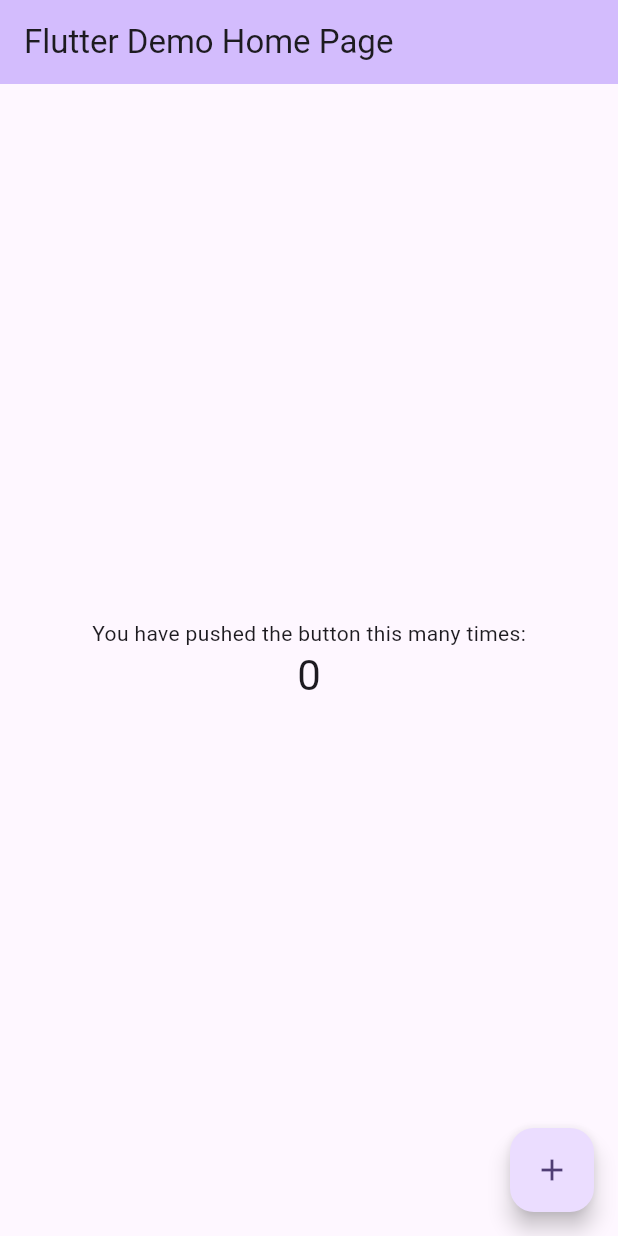
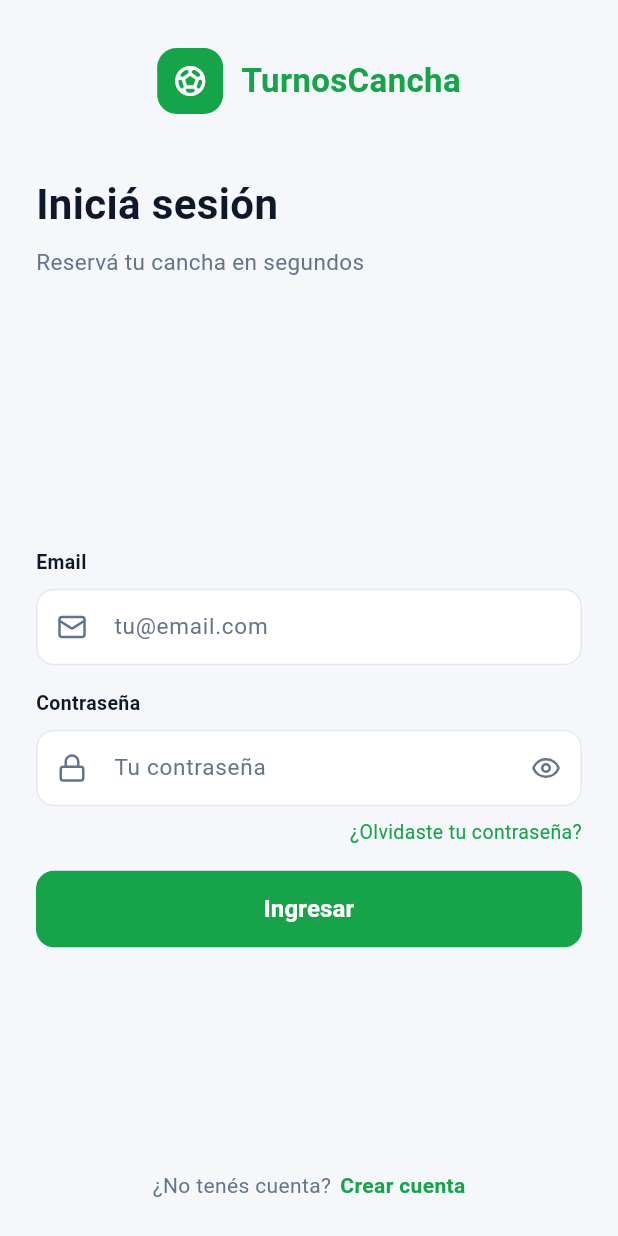
Before and after one commit to Pi7uu/Turnos-Cancha, a Flutter app: the screen it shows after launch, on a phone screen of 412 x 824 dp. Run offline on Flutter 3.47's test engine with Material 3 defaults, Android fonts, the phone set to English and light mode, and no system bars; our stand-ins replace lucide_icons_flutter.

Commit message:
feat: pantalla de login (wireframe 04) con tokens y toggle de contraseña

```diff
--- /dev/null
+++ b/src/FrontEnd/lib/core/theme/app_colors.dart
@@ -0,0 +1,25 @@
+import 'package:flutter/material.dart';
+
+/// Tokens de color del design system (spec `docs/specs/login.md` §5).
+abstract final class AppColors {
+  /// Botón, marca, links, acentos — `#16A34A`
+  static const primary = Color(0xFF16A34A);
+
+  /// Fondo de pantalla — `#F5F7FA`
+  static const bg = Color(0xFFF5F7FA);
+
+  /// Fondo de inputs — `#FFFFFF`
+  static const surface = Color(0xFFFFFFFF);
+
+  /// Texto principal — `#0F172A`
+  static const text = Color(0xFF0F172A);
+
+  /// Texto secundario, placeholders — `#64748B`
+  static const text2 = Color(0xFF64748B);
+
+  /// Bordes de inputs — `#E2E8F0`
+  static const border = Color(0xFFE2E8F0);
+
+  /// Borde de error y mensaje de error — `#EF4444`
+  static const danger = Color(0xFFEF4444);
+}
--- /dev/null
+++ b/src/FrontEnd/lib/features/auth/login_screen.dart
@@ -0,0 +1,292 @@
+import 'package:flutter/material.dart';
+import 'package:lucide_icons_flutter/lucide_icons.dart';
+
+import '../../core/theme/app_colors.dart';
+
+/// Pantalla de login (wireframes 04 y 04b).
+///
+/// RF-01: formulario con marca, título, campos de email y contraseña,
+/// link de recuperación, botón Ingresar y footer de registro.
+/// RF-02: el ojo alterna la visibilidad de la contraseña.
+///
+/// La validación de credenciales (RF-03/04/05) se conecta en la Tarea 5;
+/// `onIngresar` recibe los valores crudos de los campos.
+class LoginScreen extends StatefulWidget {
+  const LoginScreen({super.key, required this.onIngresar});
+
+  /// Se invoca al tocar Ingresar o al enviar desde el teclado (RF-02).
+  final void Function(String email, String password) onIngresar;
+
+  @override
+  State<LoginScreen> createState() => _LoginScreenState();
+}
+
+class _LoginScreenState extends State<LoginScreen> {
+  final TextEditingController _emailController = TextEditingController();
+  final TextEditingController _passwordController = TextEditingController();
+  bool _passwordVisible = false;
+
+  @override
+  void dispose() {
+    _emailController.dispose();
+    _passwordController.dispose();
+    super.dispose();
+  }
+
+  void _togglePasswordVisibility() {
+    setState(() => _passwordVisible = !_passwordVisible);
+  }
+
+  void _submit() {
+    widget.onIngresar(_emailController.text, _passwordController.text);
+  }
+
+  @override
+  Widget build(BuildContext context) {
+    return Scaffold(
+      backgroundColor: AppColors.bg,
+      body: SafeArea(
+        child: Padding(
+          padding: const EdgeInsets.symmetric(horizontal: 24),
+          child: LayoutBuilder(
+            builder: (context, constraints) => SingleChildScrollView(
+              // En pantallas chicas el contenido se scrollea en vez de
+              // desbordar (spec §5: "adaptarse sin romperse"); el minHeight
+              // mantiene el footer anclado abajo en pantallas altas.
+              child: ConstrainedBox(
+                constraints: BoxConstraints(minHeight: constraints.maxHeight),
+                child: Column(
+                  crossAxisAlignment: CrossAxisAlignment.stretch,
+                  mainAxisAlignment: MainAxisAlignment.spaceBetween,
+                  children: [
+                    _topGroup(),
+                    _formGroup(),
+                    _footerGroup(),
+                  ],
+                ),
+              ),
+            ),
+          ),
+        ),
+      ),
+    );
+  }
+
+  /// Marca + título + subtítulo (arriba).
+  Widget _topGroup() {
+    return const Column(
+      crossAxisAlignment: CrossAxisAlignment.stretch,
+      children: [
+        SizedBox(height: 32),
+        _Brand(),
+        SizedBox(height: 40),
+        Text(
+          'Iniciá sesión',
+          style: TextStyle(
+            fontSize: 28,
+            fontWeight: FontWeight.bold,
+            color: AppColors.text,
+          ),
+        ),
+        SizedBox(height: 8),
+        Text(
+          'Reservá tu cancha en segundos',
+          style: TextStyle(fontSize: 15, color: AppColors.text2),
+        ),
+      ],
+    );
+  }
+
+  /// Campos + link + botón (medio).
+  Widget _formGroup() {
+    return Column(
+      crossAxisAlignment: CrossAxisAlignment.stretch,
+      children: [
+        const SizedBox(height: 32),
+        const Text(
+          'Email',
+          style: TextStyle(
+            fontSize: 13,
+            fontWeight: FontWeight.w600,
+            color: AppColors.text,
+          ),
+        ),
+        const SizedBox(height: 8),
+        TextField(
+          controller: _emailController,
+          keyboardType: TextInputType.emailAddress,
+          textInputAction: TextInputAction.next,
+          style: const TextStyle(fontSize: 15, color: AppColors.text),
+          decoration: _inputDecoration(
+            hint: 'tu@email.com',
+            icon: LucideIcons.mail,
+          ),
+        ),
+        const SizedBox(height: 16),
+        const Text(
+          'Contraseña',
+          style: TextStyle(
+            fontSize: 13,
+            fontWeight: FontWeight.w600,
+            color: AppColors.text,
+          ),
+        ),
+        const SizedBox(height: 8),
+        TextField(
+          controller: _passwordController,
+          obscureText: !_passwordVisible,
+          keyboardType: TextInputType.visiblePassword,
+          textInputAction: TextInputAction.done,
+          onSubmitted: (_) => _submit(),
+          style: const TextStyle(fontSize: 15, color: AppColors.text),
+          decoration: _inputDecoration(
+            hint: 'Tu contraseña',
+            icon: LucideIcons.lock,
+          ).copyWith(
+            suffixIcon: IconButton(
+              icon: Icon(
+                _passwordVisible ? LucideIcons.eyeOff : LucideIcons.eye,
+                size: 20,
+                color: AppColors.text2,
+              ),
+              onPressed: _togglePasswordVisibility,
+            ),
+          ),
+        ),
+        const SizedBox(height: 8),
+        // Link sin funcionalidad (spec §3 fuera de alcance)
+        Align(
+          alignment: Alignment.centerRight,
+          child: GestureDetector(
+            onTap: () {},
+            child: const Text(
+              '¿Olvidaste tu contraseña?',
+              style: TextStyle(fontSize: 13, color: AppColors.primary),
+            ),
+          ),
+        ),
+        const SizedBox(height: 16),
+        FilledButton(
+          onPressed: _submit,
+          style: FilledButton.styleFrom(
+            backgroundColor: AppColors.primary,
+            foregroundColor: Colors.white,
+            shape: RoundedRectangleBorder(
+              borderRadius: BorderRadius.circular(12),
+            ),
+            padding: const EdgeInsets.symmetric(vertical: 14),
+          ),
+          child: const Text(
+            'Ingresar',
+            style: TextStyle(fontSize: 16, fontWeight: FontWeight.w600),
+          ),
+        ),
+      ],
+    );
+  }
+
+  /// Footer de registro (abajo).
+  Widget _footerGroup() {
+    return const Column(
+      crossAxisAlignment: CrossAxisAlignment.stretch,
+      children: [
+        _Footer(),
+        SizedBox(height: 24),
+      ],
+    );
+  }
+}
+
+InputDecoration _inputDecoration({
+  required String hint,
+  required IconData icon,
+}) {
+  return InputDecoration(
+    hintText: hint,
+    hintStyle: const TextStyle(fontSize: 15, color: AppColors.text2),
+    prefixIcon: Icon(icon, size: 20, color: AppColors.text2),
+    prefixIconColor: AppColors.text2,
+    filled: true,
+    fillColor: AppColors.surface,
+    contentPadding: const EdgeInsets.symmetric(horizontal: 16, vertical: 14),
+    enabledBorder: OutlineInputBorder(
+      borderRadius: BorderRadius.circular(12),
+      borderSide: const BorderSide(color: AppColors.border, width: 1),
+    ),
+    border: OutlineInputBorder(
+      borderRadius: BorderRadius.circular(12),
+      borderSide: const BorderSide(color: AppColors.border, width: 1),
+    ),
+  );
+}
+
+class _Brand extends StatelessWidget {
+  const _Brand();
+
+  @override
+  Widget build(BuildContext context) {
+    return Row(
+      mainAxisAlignment: MainAxisAlignment.center,
+      children: [
+        Container(
+          width: 44,
+          height: 44,
+          decoration: BoxDecoration(
+            color: AppColors.primary,
+            borderRadius: BorderRadius.circular(13),
+          ),
+          child:
+              const Icon(Icons.sports_soccer, color: Colors.white, size: 24),
+        ),
+        const SizedBox(width: 12),
+        // Flexible + ellipsis: en la fuente de test (1 char = fontSize)
+        // la palabra no cabe en 320px y el Row desbordaría; en el dispositivo
+        // real (Roboto) entra holgada.
+        Flexible(
+          child: Text(
+            'TurnosCancha',
+            maxLines: 1,
+            overflow: TextOverflow.ellipsis,
+            style: const TextStyle(
+              fontSize: 22,
+              fontWeight: FontWeight.bold,
+              color: AppColors.primary,
+            ),
+          ),
+        ),
+      ],
+    );
+  }
+}
+
+class _Footer extends StatelessWidget {
+  const _Footer();
+
+  @override
+  Widget build(BuildContext context) {
+    // Wrap en vez de Row: si no entran en una línea (fuente de test o
+    // pantallas angostas) pasan a la siguiente en vez de desbordar.
+    return Wrap(
+      alignment: WrapAlignment.center,
+      spacing: 6,
+      crossAxisAlignment: WrapCrossAlignment.center,
+      children: [
+        const Text(
+          '¿No tenés cuenta?',
+          style: TextStyle(fontSize: 14, color: AppColors.text2),
+        ),
+        GestureDetector(
+          onTap: () {},
+          child: const Text(
+            'Crear cuenta',
+            style: TextStyle(
+              fontSize: 14,
+              fontWeight: FontWeight.w600,
+              color: AppColors.primary,
+            ),
+          ),
+        ),
+      ],
+    );
+  }
+}
--- a/src/FrontEnd/lib/main.dart
+++ b/src/FrontEnd/lib/main.dart
@@ -1,122 +1,26 @@
 import 'package:flutter/material.dart';
 
-void main() {
-  runApp(const MyApp());
-}
+import 'core/theme/app_colors.dart';
+import 'features/auth/login_screen.dart';
 
-class MyApp extends StatelessWidget {
-  const MyApp({super.key});
+void main() => runApp(const TurnosCanchaApp());
 
-  // This widget is the root of your application.
+/// Raíz de la app TurnosCancha.
+class TurnosCanchaApp extends StatelessWidget {
+  const TurnosCanchaApp({super.key});
+
   @override
   Widget build(BuildContext context) {
     return MaterialApp(
-      title: 'Flutter Demo',
+      title: 'TurnosCancha',
+      debugShowCheckedModeBanner: false,
       theme: ThemeData(
-        // This is the theme of your application.
-        //
-        // TRY THIS: Try running your application with "flutter run". You'll see
-        // the application has a purple toolbar. Then, without quitting the app,
-        // try changing the seedColor in the colorScheme below to Colors.green
-        // and then invoke "hot reload" (save your changes or press the "hot
-        // reload" button in a Flutter-supported IDE, or press "r" if you used
-        // the command line to start the app).
-        //
-        // Notice that the counter didn't reset back to zero; the application
-        // state is not lost during the reload. To reset the state, use hot
-        // restart instead.
-        //
-        // This works for code too, not just values: Most code changes can be
-        // tested with just a hot reload.
-        colorScheme: .fromSeed(seedColor: Colors.deepPurple),
+        useMaterial3: true,
+        colorScheme: ColorScheme.fromSeed(seedColor: AppColors.primary),
+        scaffoldBackgroundColor: AppColors.bg,
       ),
-      home: const MyHomePage(title: 'Flutter Demo Home Page'),
+      // Placeholder no-op hasta la Tarea 5 (flujo de validación).
+      home: LoginScreen(onIngresar: (_, _) {}),
     );
   }
 }
-
-class MyHomePage extends StatefulWidget {
-  const MyHomePage({super.key, required this.title});
-
-  // This widget is the home page of your application. It is stateful, meaning
-  // that it has a State object (defined below) that contains fields that affect
-  // how it looks.
-
-  // This class is the configuration for the state. It holds the values (in this
-  // case the title) provided by the parent (in this case the App widget) and
-  // used by the build method of the State. Fields in a Widget subclass are
-  // always marked "final".
-
-  final String title;
-
-  @override
-  State<MyHomePage> createState() => _MyHomePageState();
-}
-
-class _MyHomePageState extends State<MyHomePage> {
-  int _counter = 0;
-
-  void _incrementCounter() {
-    setState(() {
-      // This call to setState tells the Flutter framework that something has
-      // changed in this State, which causes it to rerun the build method below
-      // so that the display can reflect the updated values. If we changed
-      // _counter without calling setState(), then the build method would not be
-      // called again, and so nothing would appear to happen.
-      _counter++;
-    });
-  }
-
-  @override
-  Widget build(BuildContext context) {
-    // This method is rerun every time setState is called, for instance as done
-    // by the _incrementCounter method above.
-    //
-    // The Flutter framework has been optimized to make rerunning build methods
-    // fast, so that you can just rebuild anything that needs updating rather
-    // than having to individually change instances of widgets.
-    return Scaffold(
-      appBar: AppBar(
-        // TRY THIS: Try changing the color here to a specific color (to
-        // Colors.amber, perhaps?) and trigger a hot reload to see the AppBar
-        // change color while the other colors stay the same.
-        backgroundColor: Theme.of(context).colorScheme.inversePrimary,
-        // Here we take the value from the MyHomePage object that was created by
-        // the App.build method, and use it to set our appbar title.
-        title: Text(widget.title),
-      ),
-      body: Center(
-        // Center is a layout widget. It takes a single child and positions it
-        // in the middle of the parent.
-        child: Column(
-          // Column is also a layout widget. It takes a list of children and
-          // arranges them vertically. By default, it sizes itself to fit its
-          // children horizontally, and tries to be as tall as its parent.
-          //
-          // Column has various properties to control how it sizes itself and
-          // how it positions its children. Here we use mainAxisAlignment to
-          // center the children vertically; the main axis here is the vertical
-          // axis because Columns are vertical (the cross axis would be
-          // horizontal).
-          //
-          // TRY THIS: Invoke "debug painting" (choose the "Toggle Debug Paint"
-          // action in the IDE, or press "p" in the console), to see the
-          // wireframe for each widget.
-          mainAxisAlignment: .center,
-          children: [
-            const Text('You have pushed the button this many times:'),
-            Text(
-              '$_counter',
-              style: Theme.of(context).textTheme.headlineMedium,
-            ),
-          ],
-        ),
-      ),
-      floatingActionButton: FloatingActionButton(
-        onPressed: _incrementCounter,
-        tooltip: 'Increment',
-        child: const Icon(Icons.add),
-      ),
-    );
-  }
-}
--- a/src/FrontEnd/pubspec.yaml
+++ b/src/FrontEnd/pubspec.yaml
@@ -34,7 +34,7 @@ dependencies:
   # The following adds the Cupertino Icons font to your application.
   # Use with the CupertinoIcons class for iOS style icons.
   cupertino_icons: ^1.0.8
-
+  lucide_icons_flutter: ^4.0.1
 dev_dependencies:
   flutter_test:
     sdk: flutter
```
Also changed, not shown: 2 other files.
